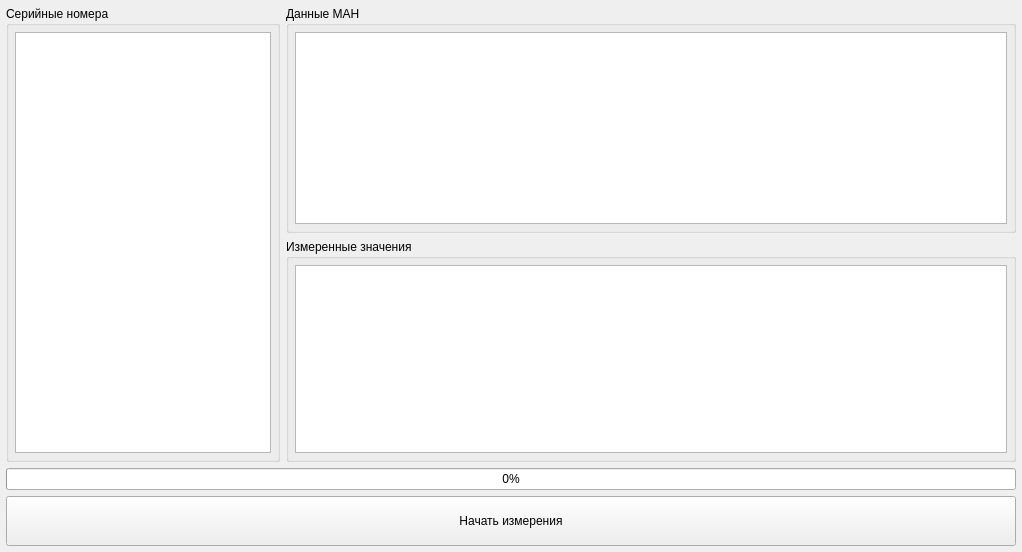
XRay3D/MAN2_GUI, file ElektrosilaV2/auto/automeasure.ui: the form before one commit.
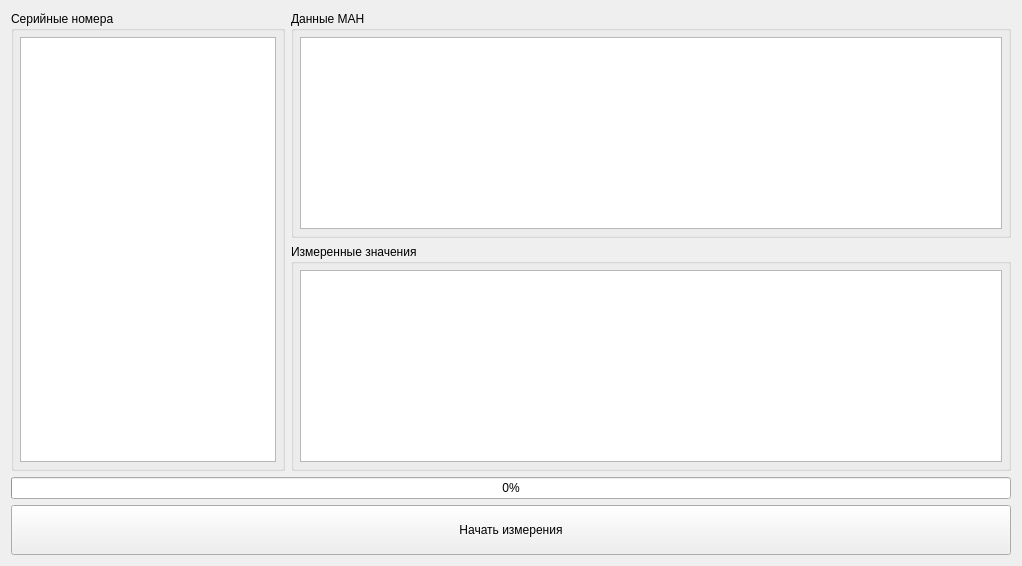
The form after the commit. Custom widgets are drawn as their Qt base class.

What changed in the file:
```diff
--- a/ElektrosilaV2/auto/automeasure.ui
+++ b/ElektrosilaV2/auto/automeasure.ui
@@ -13,42 +13,7 @@
   <property name="windowTitle">
    <string>Form</string>
   </property>
-  <layout class="QGridLayout" name="gridLayout" rowstretch="2,3,0,0" columnstretch="1,4">
-   <property name="leftMargin">
-    <number>6</number>
-   </property>
-   <property name="topMargin">
-    <number>6</number>
-   </property>
-   <property name="rightMargin">
-    <number>6</number>
-   </property>
-   <property name="bottomMargin">
-    <number>6</number>
-   </property>
-   <item row="3" column="0" colspan="2">
-    <widget class="QPushButton" name="pbStartStop">
-     <property name="minimumSize">
-      <size>
-       <width>0</width>
-       <height>50</height>
-      </size>
-     </property>
-     <property name="text">
-      <string>Начать измерения</string>
-     </property>
-     <property name="checkable">
-      <bool>true</bool>
-     </property>
-    </widget>
-   </item>
-   <item row="2" column="0" colspan="2">
-    <widget class="QProgressBar" name="progressBar">
-     <property name="value">
-      <number>0</number>
-     </property>
-    </widget>
-   </item>
+  <layout class="QGridLayout" name="gridLayout">
    <item row="0" column="1">
     <widget class="QGroupBox" name="groupBox_3">
      <property name="sizePolicy">
@@ -88,6 +53,12 @@
    </item>
    <item row="1" column="1">
     <widget class="QGroupBox" name="groupBox_4">
+     <property name="sizePolicy">
+      <sizepolicy hsizetype="MinimumExpanding" vsizetype="MinimumExpanding">
+       <horstretch>0</horstretch>
+       <verstretch>0</verstretch>
+      </sizepolicy>
+     </property>
      <property name="title">
       <string>Измеренные значения</string>
      </property>
@@ -141,6 +112,29 @@
      </layout>
     </widget>
    </item>
+   <item row="2" column="0" colspan="2">
+    <widget class="QProgressBar" name="progressBar">
+     <property name="value">
+      <number>0</number>
+     </property>
+    </widget>
+   </item>
+   <item row="3" column="0" colspan="2">
+    <widget class="QPushButton" name="pbStartStop">
+     <property name="minimumSize">
+      <size>
+       <width>0</width>
+       <height>50</height>
+      </size>
+     </property>
+     <property name="text">
+      <string>Начать измерения</string>
+     </property>
+     <property name="checkable">
+      <bool>true</bool>
+     </property>
+    </widget>
+   </item>
   </layout>
  </widget>
  <customwidgets>
```
